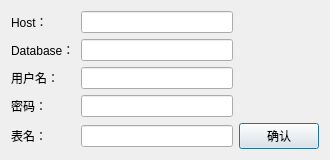
The window that IntegrationSystem/addpath.ui (XuDepeng/MotionTrailShow) describes before a commit, drawn with Qt 5.
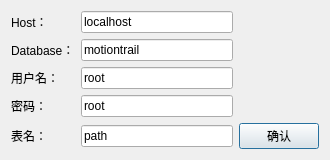
The same window after the commit.

Commit message: default database for easy debugging

The edit to the form file:
```diff
--- a/IntegrationSystem/addpath.ui
+++ b/IntegrationSystem/addpath.ui
@@ -22,7 +22,11 @@
     </widget>
    </item>
    <item row="0" column="1">
-    <widget class="QLineEdit" name="hostLn"/>
+    <widget class="QLineEdit" name="hostLn">
+     <property name="text">
+      <string>localhost</string>
+     </property>
+    </widget>
    </item>
    <item row="1" column="0">
     <widget class="QLabel" name="label_5">
@@ -32,7 +36,11 @@
     </widget>
    </item>
    <item row="1" column="1">
-    <widget class="QLineEdit" name="dbLn"/>
+    <widget class="QLineEdit" name="dbLn">
+     <property name="text">
+      <string>motiontrail</string>
+     </property>
+    </widget>
    </item>
    <item row="2" column="0">
     <widget class="QLabel" name="label_2">
@@ -42,7 +50,11 @@
     </widget>
    </item>
    <item row="2" column="1">
-    <widget class="QLineEdit" name="usrLn"/>
+    <widget class="QLineEdit" name="usrLn">
+     <property name="text">
+      <string>root</string>
+     </property>
+    </widget>
    </item>
    <item row="3" column="0">
     <widget class="QLabel" name="label_3">
@@ -52,7 +64,11 @@
     </widget>
    </item>
    <item row="3" column="1">
-    <widget class="QLineEdit" name="pwdLn"/>
+    <widget class="QLineEdit" name="pwdLn">
+     <property name="text">
+      <string>root</string>
+     </property>
+    </widget>
    </item>
    <item row="4" column="0">
     <widget class="QLabel" name="label_4">
@@ -62,7 +78,11 @@
     </widget>
    </item>
    <item row="4" column="1">
-    <widget class="QLineEdit" name="tabLn"/>
+    <widget class="QLineEdit" name="tabLn">
+     <property name="text">
+      <string>path</string>
+     </property>
+    </widget>
    </item>
    <item row="4" column="2">
     <widget class="QPushButton" name="confirmBtn">
```
